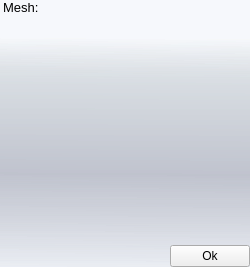
Before: the Qt Designer form bin/data/ui/mesh_preview.ui in realXtend/tundra, drawn with Qt 5.
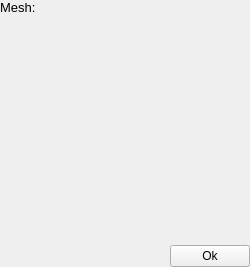
After: the same form once the commit is applied.

What changed in the file:
```diff
--- a/bin/data/ui/mesh_preview.ui
+++ b/bin/data/ui/mesh_preview.ui
@@ -13,16 +13,6 @@
   <property name="windowTitle">
    <string>Form</string>
   </property>
-  <property name="styleSheet">
-   <string>QWidget#Form{
-	background-color: qlineargradient(spread:pad, x1:0.006, y1:0, x2:0, y2:1, stop:0.142045 rgba(229, 234, 243, 50), stop:0.295455 rgba(209, 215, 221, 150), stop:0.65 rgba(179, 183, 196, 150), stop:1 rgba(222, 227, 236, 100));
-	padding: 5px;
-}
-
-QLabel {
-	padding-bottom: 3px;
-}</string>
-  </property>
   <layout class="QVBoxLayout" name="verticalLayout">
    <property name="spacing">
     <number>0</number>
```
